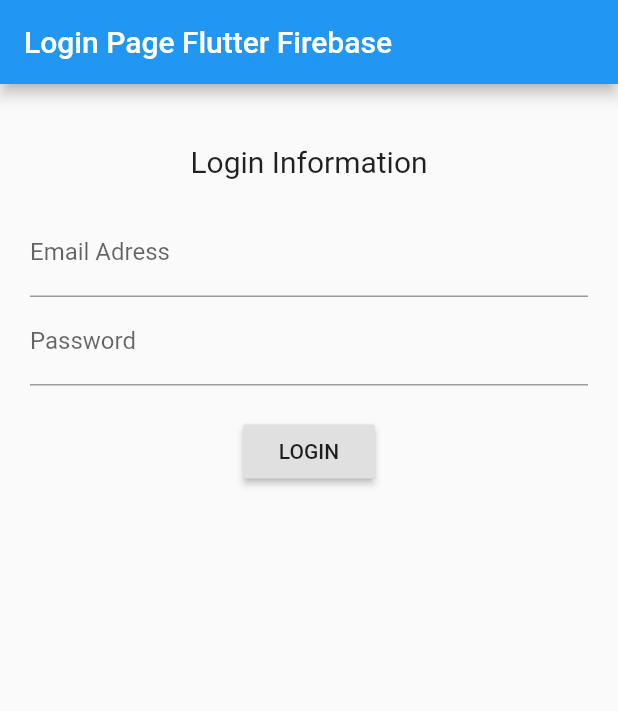
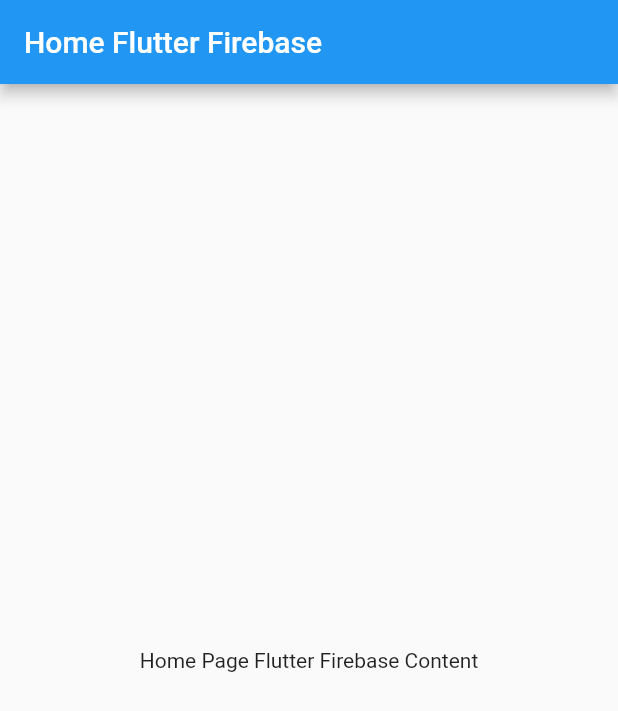
Before and after one commit to didierganthier/simple_firebase_auth, a Flutter app: the screen it shows after launch, on a phone screen of 412 x 824 dp. Shown: the top 711 px of the screen. Run offline on Flutter 3.47's test engine with Material 2 defaults, Android fonts, the phone set to English and light mode, and no system bars.

Commit message:
HomePage designed

```diff
--- a/lib/home_page.dart
+++ b/lib/home_page.dart
@@ -0,0 +1,20 @@
+import 'package:flutter/material.dart';
+
+class HomePage extends StatefulWidget {
+  @override
+  _HomePageState createState() => _HomePageState();
+}
+
+class _HomePageState extends State<HomePage> {
+  @override
+  Widget build(BuildContext context) {
+    return Scaffold(
+      appBar: AppBar(
+        title: Text('Home Flutter Firebase'),
+      ),
+      body: Center(
+        child: Text('Home Page Flutter Firebase Content'),
+      ),
+    );
+  }
+}
--- a/lib/main.dart
+++ b/lib/main.dart
@@ -1,4 +1,5 @@
 import 'package:flutter/material.dart';
+import 'package:simple_firebase_auth/home_page.dart';
 import 'package:simple_firebase_auth/login_page.dart';
 
 void main() {
@@ -13,7 +14,7 @@ class MyApp extends StatelessWidget {
       theme: ThemeData(
         primarySwatch: Colors.blue
       ),
-      home: LoginPage(),
+      home: HomePage(),
     );
   }
 }
```
